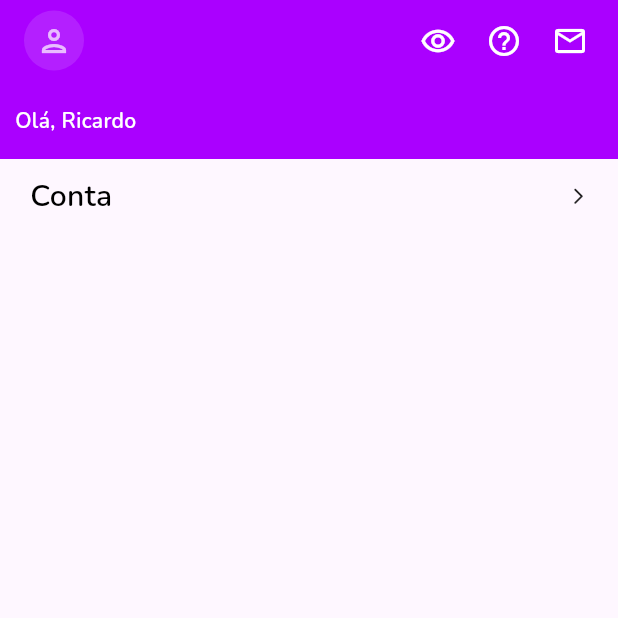
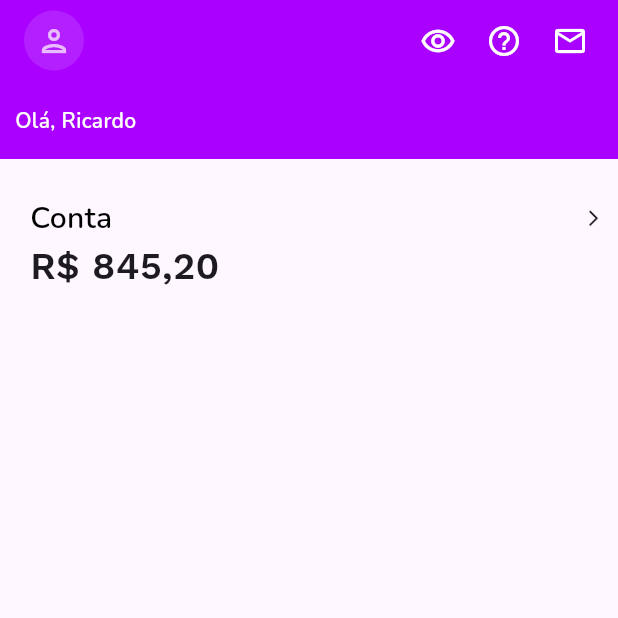
Before and after one commit to ETEC-Pedro-Badran/PAMI20241s, a Flutter app: the screen it shows after launch, on a phone screen of 412 x 824 dp, the top half of it. Run offline on Flutter 3.47's test engine with Material 3 defaults, Android fonts, the phone set to English and light mode, and no system bars; our stand-ins replace google_fonts.

Commit message:
Texto com o valor do saldo da conta, alinhado no início da linha.

```diff
--- a/nubanckclone/lib/home.dart
+++ b/nubanckclone/lib/home.dart
@@ -9,8 +9,11 @@ class Home extends StatelessWidget {
     return Scaffold(
       appBar: appBar(),
       body: Padding(
-        padding: const EdgeInsets.symmetric(horizontal: 20, vertical: 10),
-        child: Row(
+        padding:
+            const EdgeInsets.only(left: 20, right: 10, top: 25, bottom: 20),
+        child: Column(
+          children: [
+            Row(
               mainAxisAlignment: MainAxisAlignment.spaceBetween,
               children: [
                 Text(
@@ -23,6 +26,17 @@ class Home extends StatelessWidget {
                 const Icon(
                   Icons.arrow_forward_ios_rounded,
                   size: 13,
+                )
+              ],
+            ),
+            Row(
+              children: [
+                Text(
+                  "R\$ 845,20",
+                  style: GoogleFonts.workSans(
+                      fontSize: 25, fontWeight: FontWeight.w600),
+                ),
+              ],
             )
           ],
         ),
```
Lines whose indentation alone changed are shown as unchanged.
